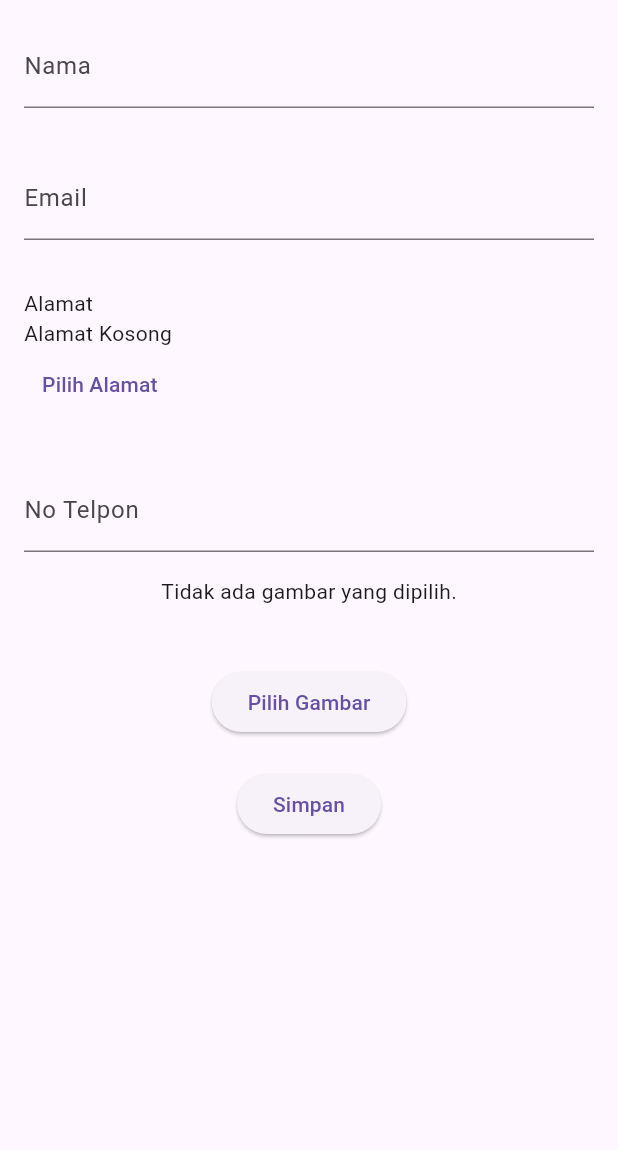
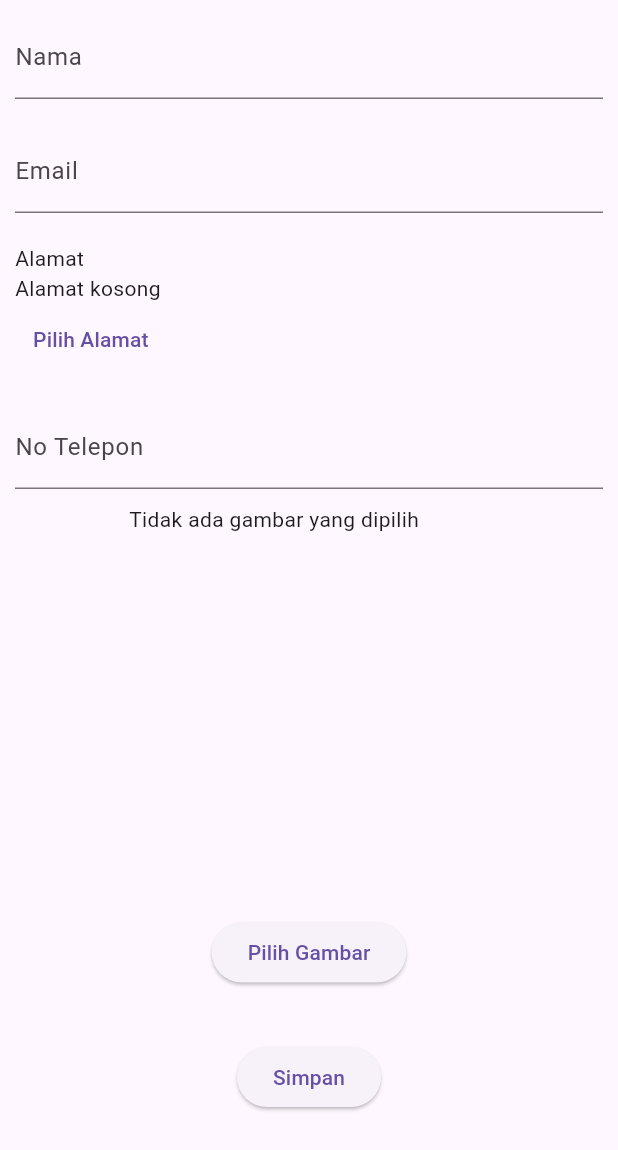
Before and after one commit to frsyi/DataKontak, a Flutter app: the FormKontak widget shown alone on an empty page, opened directly, after a tap on "Pilih Gambar", on a phone screen of 412 x 824 dp. Shown: the top 1150 px of the screen. Run offline on Flutter 3.47's test engine with Material 3 defaults, Android fonts, the phone set to English and light mode, and no system bars; our stand-ins replace geocoding, geolocator, google_maps_flutter, image_picker; network calls fail.

Commit message:
perbaikan code

```diff
--- a/lib/main.dart
+++ b/lib/main.dart
@@ -1,6 +1,7 @@
 import 'dart:io';
 
 import 'package:data_kontak/model/kontak.dart';
+import 'package:data_kontak/screen/home_screen.dart';
 import 'package:data_kontak/screen/map_screen.dart';
 import 'package:flutter/material.dart';
 import 'package:image_picker/image_picker.dart';
@@ -23,7 +24,7 @@ class MyApp extends StatelessWidget {
         appBar: AppBar(
           title: const Center(child: Text("Data Kontak")),
         ),
-        body: const FormKontak(),
+        body: const HomeScreen(),
       ),
     );
   }
@@ -41,39 +42,42 @@ class _FormKontakState extends State<FormKontak> {
   final _imagePicker = ImagePicker();
   String? _alamat;
 
-  final _formKey = GlobalKey<FormState>();
+  final _formkey = GlobalKey<FormState>();
   final _namaController = TextEditingController();
   final _emailController = TextEditingController();
-  final _noTelpController = TextEditingController();
+  final _noTeleponController = TextEditingController();
 
   Future<void> getImage() async {
-    final XFile? pickedFile =
+    final XFile? pickerFile =
         await _imagePicker.pickImage(source: ImageSource.gallery);
 
-    setState(() {
-      if (pickedFile != null) {
-        _image = File(pickedFile.path);
+    setState(
+      () {
+        if (pickerFile != null) {
+          _image = File(pickerFile.path);
         }
-    });
+      },
+    );
   }
 
   @override
   Widget build(BuildContext context) {
-    return Form(
-        key: _formKey,
+    return SingleChildScrollView(
+      child: Form(
+        key: _formkey,
         child: SingleChildScrollView(
           child: Column(
             children: [
               Container(
-                margin: const EdgeInsets.all(16),
+                margin: const EdgeInsets.all(10),
                 child: TextFormField(
-                  decoration: const InputDecoration(
+                  decoration: InputDecoration(
                       labelText: "Nama", hintText: "Masukkan Nama"),
                   controller: _namaController,
                 ),
               ),
               Container(
-                margin: const EdgeInsets.all(16),
+                margin: const EdgeInsets.all(10),
                 child: TextFormField(
                   decoration: const InputDecoration(
                       labelText: "Email", hintText: "Masukkan Email"),
@@ -82,7 +86,7 @@ class _FormKontakState extends State<FormKontak> {
               ),
               Container(
                 width: double.infinity,
-                padding: const EdgeInsets.all(16),
+                padding: const EdgeInsets.all(10),
                 child: Column(
                   crossAxisAlignment: CrossAxisAlignment.start,
                   children: [
@@ -90,7 +94,8 @@ class _FormKontakState extends State<FormKontak> {
                     _alamat == null
                         ? const SizedBox(
                             width: double.infinity,
-                            child: Text('Alamat Kosong'))
+                            child: Text('Alamat kosong'),
+                          )
                         : Text('$_alamat'),
                     _alamat == null
                         ? TextButton(
@@ -107,7 +112,8 @@ class _FormKontakState extends State<FormKontak> {
                                 ),
                               );
                             },
-                            child: const Text('Pilih Alamat'))
+                            child: const Text('Pilih Alamat'),
+                          )
                         : TextButton(
                             onPressed: () async {
                               Navigator.push(
@@ -124,53 +130,62 @@ class _FormKontakState extends State<FormKontak> {
                               setState(() {});
                             },
                             child: const Text('Ubah Alamat'),
-                          )
+                          ),
                   ],
                 ),
               ),
               Container(
-                margin: const EdgeInsets.all(16),
+                margin: const EdgeInsets.all(10),
                 child: TextFormField(
                   decoration: const InputDecoration(
-                      labelText: "No Telpon", hintText: "Masukkan No Telpon"),
-                  controller: _noTelpController,
+                      labelText: "No Telepon", hintText: "Masukkan No Telepon"),
+                  controller: _noTeleponController,
                 ),
               ),
-              _image == null
-                  ? const Text('Tidak ada gambar yang dipilih.')
+              SizedBox(
+                height: 240,
+                width: 240,
+                child: _image == null
+                    ? const Text("Tidak ada gambar yang dipilih")
                     : Image.file(_image!),
-              const SizedBox(
-                height: 40,
               ),
-              ElevatedButton(
-                  onPressed: getImage, child: const Text("Pilih Gambar")),
-              const SizedBox(
-                height: 10,
+              Padding(
+                padding: const EdgeInsets.only(bottom: 25, top: 35),
+                child: Container(
+                  child: ElevatedButton(
+                    onPressed: getImage,
+                    child: Text("Pilih Gambar"),
+                  ),
+                ),
               ),
               Container(
                 margin: const EdgeInsets.all(10),
                 child: ElevatedButton(
                   onPressed: () async {
-                        if (_formKey.currentState!.validate()) {
-                          // proses simpan data
+                    if (_formkey.currentState!.validate()) {
+                      // Proses simpan data
                       var result = await KontakController().addPerson(
                         Kontak(
                           nama: _namaController.text,
                           email: _emailController.text,
                           alamat: _alamat ?? '',
-                              noTelepon: _noTelpController.text,
+                          noTelepon: _noTeleponController.text,
                           foto: _image!.path,
                         ),
                         _image,
                       );
-
                       ScaffoldMessenger.of(context).showSnackBar(
-                              SnackBar(content: Text(result['message'])));
+                        SnackBar(content: Text(result['message'])),
+                      );
                     }
                   },
-                      child: const Text("Simpan"))),
+                  child: const Text("Simpan"),
+                ),
+              ),
             ],
           ),
-        ));
+        ),
+      ),
+    );
   }
 }
--- a/lib/model/kontak.dart
+++ b/lib/model/kontak.dart
@@ -1,4 +1,3 @@
-// ignore_for_file: public_member_api_docs, sort_constructors_first
 import 'dart:convert';
 
 class Kontak {
@@ -7,6 +6,7 @@ class Kontak {
   final String alamat;
   final String noTelepon;
   final String foto;
+
   Kontak({
     required this.nama,
     required this.email,
--- /dev/null
+++ b/lib/model/person.dart
@@ -0,0 +1,59 @@
+// ignore_for_file: public_member_api_docs, sort_constructors_first
+import 'dart:convert';
+
+class Person {
+  final String nama;
+  final String email;
+  final String gambar;
+  Person({
+    required this.nama,
+    required this.email,
+    required this.gambar,
+  });
+
+  Person copyWith({
+    String? nama,
+    String? email,
+    String? gambar,
+  }) {
+    return Person(
+      nama: nama ?? this.nama,
+      email: email ?? this.email,
+      gambar: gambar ?? this.gambar,
+    );
+  }
+
+  Map<String, dynamic> toMap() {
+    return <String, dynamic>{
+      'nama': nama,
+      'email': email,
+      'gambar': gambar,
+    };
+  }
+
+  factory Person.fromMap(Map<String, dynamic> map) {
+    return Person(
+      nama: map['nama'] as String,
+      email: map['email'] as String,
+      gambar: map['gambar'] as String,
+    );
+  }
+
+  String toJson() => json.encode(toMap());
+
+  factory Person.fromJson(String source) =>
+      Person.fromMap(json.decode(source) as Map<String, dynamic>);
+
+  @override
+  String toString() => 'Person(nama: $nama, email: $email, gambar: $gambar)';
+
+  @override
+  bool operator ==(covariant Person other) {
+    if (identical(this, other)) return true;
+
+    return other.nama == nama && other.email == email && other.gambar == gambar;
+  }
+
+  @override
+  int get hashCode => nama.hashCode ^ email.hashCode ^ gambar.hashCode;
+}
--- a/pubspec.yaml
+++ b/pubspec.yaml
@@ -39,8 +39,7 @@ dependencies:
   path:
   geolocator: ^9.0.2
   geocoding: ^2.0.4
-  google_maps_flutter: ^2.2.3
-  permission_handler: ^9.1.0
+  google_maps_flutter: ^2.6.1
 
 dev_dependencies:
   flutter_test:
```
Also changed, not shown: lib/controller/kontak_controller.dart (+23 -8 lines), lib/screen/home_screen.dart (added, +63 -0 lines), lib/service/kontak_service.dart (+22 -4 lines), pubspec.lock, 4 other files. Lines whose indentation alone changed are shown as unchanged.
